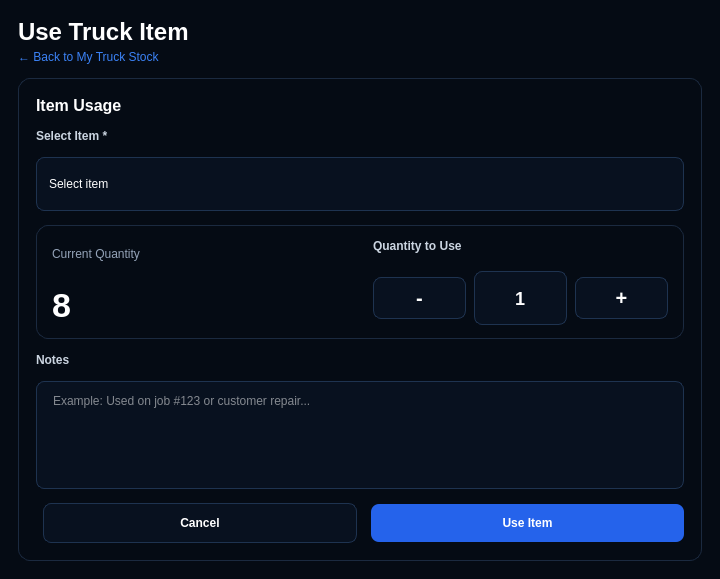
Before: the Qt Designer form InventoryQtApp/UseTruckItemDialog.ui in Felipeact/InventoryQtApp, drawn with Qt 5.
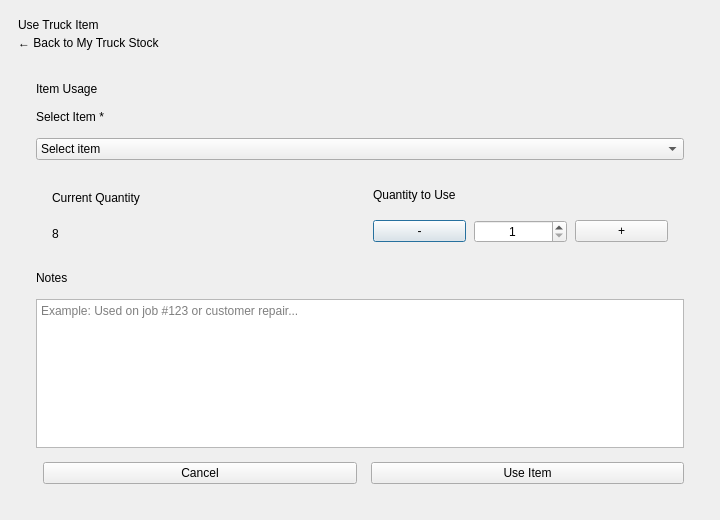
After: the same form once the commit is applied.

Diff of the .ui file:
```diff
--- a/InventoryQtApp/UseTruckItemDialog.ui
+++ b/InventoryQtApp/UseTruckItemDialog.ui
@@ -17,150 +17,7 @@
 		</property>
 
 		<property name="styleSheet">
-			<string notr="true">
-				QDialog#UseTruckItemDialogClass {
-				background-color: #050B14;
-				color: #FFFFFF;
-				font-family: "Segoe UI";
-				}
-
-				QLabel {
-				background: transparent;
-				color: white;
-				}
-
-				QLabel#dialogTitle {
-				font-size: 24px;
-				font-weight: 800;
-				}
-
-				QLabel#backLabel {
-				color: #3B82F6;
-				font-size: 12px;
-				}
-
-				QWidget#formCard,
-				QWidget#quantityCard {
-				background: qlineargradient(
-				x1:0, y1:0,
-				x2:1, y2:1,
-				stop:0 #0B1626,
-				stop:1 #091322
-				);
-				border: 1px solid #1B2A40;
-				border-radius: 12px;
-				}
-
-				QLabel#sectionTitle {
-				font-size: 16px;
-				font-weight: 800;
-				}
-
-				QLabel#fieldLabel,
-				QLabel#itemLabel,
-				QLabel#quantityLabel,
-				QLabel#notesLabel {
-				color: #CBD5E1;
-				font-size: 12px;
-				font-weight: 600;
-				}
-
-				QLabel#currentQtyValue {
-				color: #FFFFFF;
-				font-size: 34px;
-				font-weight: 800;
-				}
-
-				QLabel#currentQtyLabel {
-				color: #94A3B8;
-				font-size: 12px;
-				}
-
-				QComboBox,
-				QSpinBox,
-				QPlainTextEdit {
-				background-color: #08111F;
-				border: 1px solid #1E3350;
-				border-radius: 8px;
-				color: white;
-				padding: 8px 12px;
-				min-height: 36px;
-				font-size: 12px;
-				}
-
-				QComboBox:focus,
-				QSpinBox:focus,
-				QPlainTextEdit:focus {
-				border: 1px solid #2563EB;
-				}
-
-				QComboBox::drop-down {
-				border: none;
-				width: 26px;
-				}
-
-				QPlainTextEdit {
-				min-height: 90px;
-				}
-
-				QSpinBox {
-				font-size: 18px;
-				font-weight: 800;
-				}
-
-				QSpinBox::up-button,
-				QSpinBox::down-button {
-				width: 0px;
-				height: 0px;
-				border: none;
-				}
-
-				QPushButton#minusButton,
-				QPushButton#plusButton {
-				background-color: #08111F;
-				border: 1px solid #1E3350;
-				border-radius: 8px;
-				color: white;
-				min-width: 44px;
-				min-height: 40px;
-				font-size: 20px;
-				font-weight: 800;
-				}
-
-				QPushButton#minusButton:hover,
-				QPushButton#plusButton:hover {
-				border: 1px solid #2563EB;
-				background-color: #111C2D;
-				}
-
-				QPushButton#cancelButton {
-				background-color: #08111F;
-				border: 1px solid #1E3350;
-				border-radius: 8px;
-				color: white;
-				min-height: 38px;
-				min-width: 120px;
-				font-weight: 700;
-				}
-
-				QPushButton#cancelButton:hover {
-				background-color: #111C2D;
-				}
-
-				QPushButton#useButton {
-				background-color: #2563EB;
-				border: none;
-				border-radius: 8px;
-				color: white;
-				min-height: 38px;
-				min-width: 130px;
-				font-weight: 800;
-				}
-
-				QPushButton#useButton:hover {
-				background-color: #1D4ED8;
-				}
-			</string>
+			<string notr="true"/>
 		</property>
 
 		<layout class="QVBoxLayout" name="rootLayout">
```
